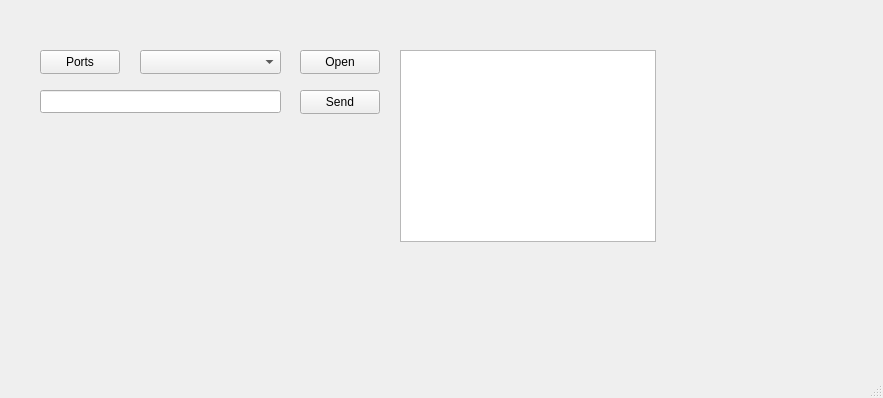
This is QT_UART/mainwindow.ui in alaziuk/UART-Commuincator as Qt 5 draws it before an edit. The edited form follows.
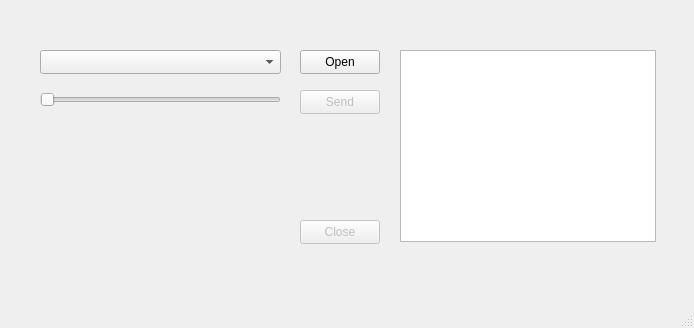
This is the edited form.

The edit to the form file:
```diff
--- a/QT_UART/mainwindow.ui
+++ b/QT_UART/mainwindow.ui
@@ -6,33 +6,20 @@
    <rect>
     <x>0</x>
     <y>0</y>
-    <width>883</width>
-    <height>398</height>
+    <width>694</width>
+    <height>328</height>
    </rect>
   </property>
   <property name="windowTitle">
    <string>MainWindow</string>
   </property>
   <widget class="QWidget" name="centralwidget">
-   <widget class="QPushButton" name="btnPortsInfo">
-    <property name="geometry">
-     <rect>
-      <x>40</x>
-      <y>50</y>
-      <width>80</width>
-      <height>24</height>
-     </rect>
-    </property>
-    <property name="text">
-     <string>Ports</string>
-    </property>
-   </widget>
    <widget class="QComboBox" name="cmbPorts">
     <property name="geometry">
      <rect>
-      <x>140</x>
+      <x>40</x>
       <y>50</y>
-      <width>141</width>
+      <width>241</width>
       <height>24</height>
      </rect>
     </property>
@@ -51,6 +38,9 @@
     </property>
    </widget>
    <widget class="QPushButton" name="btnSend">
+    <property name="enabled">
+     <bool>false</bool>
+    </property>
     <property name="geometry">
      <rect>
       <x>300</x>
@@ -63,16 +53,6 @@
      <string>Send</string>
     </property>
    </widget>
-   <widget class="QLineEdit" name="lnMessage">
-    <property name="geometry">
-     <rect>
-      <x>40</x>
-      <y>90</y>
-      <width>241</width>
-      <height>23</height>
-     </rect>
-    </property>
-   </widget>
    <widget class="QListWidget" name="lstMessages">
     <property name="geometry">
      <rect>
@@ -83,6 +63,51 @@
      </rect>
     </property>
    </widget>
+   <widget class="QSlider" name="sldrPercentage">
+    <property name="geometry">
+     <rect>
+      <x>40</x>
+      <y>90</y>
+      <width>241</width>
+      <height>20</height>
+     </rect>
+    </property>
+    <property name="maximum">
+     <number>100</number>
+    </property>
+    <property name="orientation">
+     <enum>Qt::Horizontal</enum>
+    </property>
+   </widget>
+   <widget class="QPushButton" name="btnClosePort">
+    <property name="enabled">
+     <bool>false</bool>
+    </property>
+    <property name="geometry">
+     <rect>
+      <x>300</x>
+      <y>220</y>
+      <width>80</width>
+      <height>24</height>
+     </rect>
+    </property>
+    <property name="text">
+     <string>Close</string>
+    </property>
+   </widget>
+   <widget class="QLabel" name="lblSliderValue">
+    <property name="geometry">
+     <rect>
+      <x>310</x>
+      <y>140</y>
+      <width>56</width>
+      <height>16</height>
+     </rect>
+    </property>
+    <property name="text">
+     <string/>
+    </property>
+   </widget>
   </widget>
   <widget class="QMenuBar" name="menubar">
    <property name="geometry">
```
Left out of the diff: 2 changed lines with no effect on the pictures.
